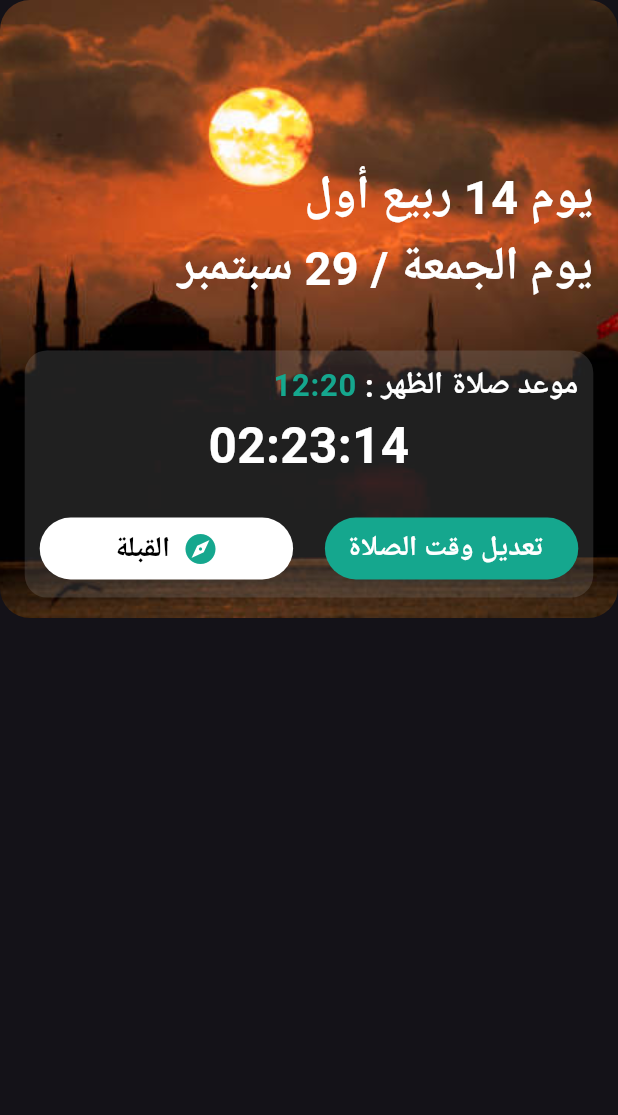
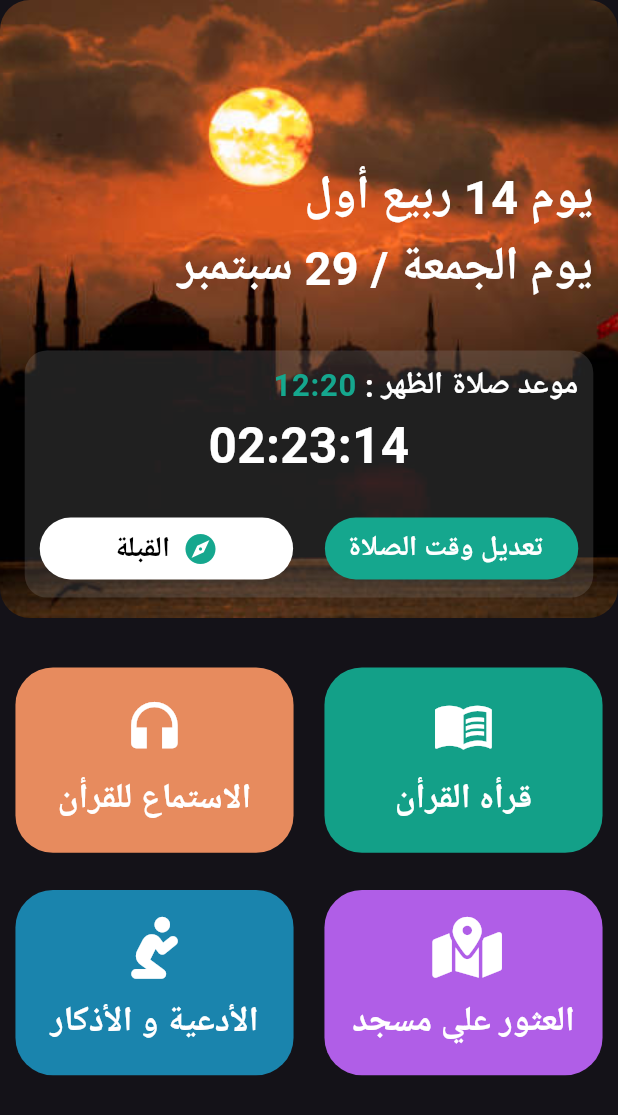
Before and after one commit to islamashraf011/Quran_App, a Flutter app: the screen it shows after launch, on a phone screen of 412 x 824 dp. Shown: the top 1115 px of the screen. Run offline on Flutter 3.47's test engine with Material 3 defaults, Android fonts, the phone set to English and light mode, and no system bars; our stand-ins replace font_awesome_flutter.

Commit message:
Create List of Cards and Add it in Home View Body

```diff
--- a/lib/widgets/card_item_body.dart
+++ b/lib/widgets/card_item_body.dart
@@ -17,8 +17,8 @@ class CardItemBody extends StatelessWidget {
     return GestureDetector(
       onTap: onTap,
       child: Container(
-        height: MediaQuery.of(context).size.height * 0.13,
-        width: MediaQuery.of(context).size.width * 0.4,
+        height: MediaQuery.of(context).size.height * 0.15,
+        width: MediaQuery.of(context).size.width * 0.45,
         decoration: BoxDecoration(
           borderRadius: BorderRadius.circular(25),
           color: cardColor,
--- a/lib/widgets/home_view_body.dart
+++ b/lib/widgets/home_view_body.dart
@@ -1,5 +1,6 @@
 import 'package:flutter/material.dart';
 import 'edit_home_view_body.dart';
+import 'list_of_card_item.dart';
 
 class HomeViewBody extends StatelessWidget {
   const HomeViewBody({super.key});
@@ -9,6 +10,7 @@ class HomeViewBody extends StatelessWidget {
     return const Column(
       children: [
         EditHomeViewBody(),
+        ListofCardItem(),
       ],
     );
   }
--- /dev/null
+++ b/lib/widgets/list_of_card_item.dart
@@ -0,0 +1,64 @@
+import 'package:flutter/material.dart';
+import 'package:font_awesome_flutter/font_awesome_flutter.dart';
+import '../constants/constants.dart';
+import 'card_item_body.dart';
+
+class ListofCardItem extends StatelessWidget {
+  const ListofCardItem({super.key});
+
+  @override
+  Widget build(BuildContext context) {
+    return Padding(
+      padding: EdgeInsets.symmetric(
+        vertical: MediaQuery.of(context).size.height * 0.04,
+      ),
+      child: Column(
+        children: [
+          Row(
+            mainAxisAlignment: MainAxisAlignment.center,
+            children: [
+              CardItemBody(
+                icon: Icons.headphones,
+                title: "الاستماع للقرأن",
+                cardColor: kCardColorTwo,
+                onTap: () {},
+              ),
+              SizedBox(
+                width: MediaQuery.of(context).size.width * 0.05,
+              ),
+              CardItemBody(
+                icon: Icons.menu_book,
+                title: "قرأه القرأن",
+                cardColor: kCardColorOne,
+                onTap: () {},
+              ),
+            ],
+          ),
+          SizedBox(
+            height: MediaQuery.of(context).size.height * 0.03,
+          ),
+          Row(
+            mainAxisAlignment: MainAxisAlignment.center,
+            children: [
+              CardItemBody(
+                icon: FontAwesomeIcons.personPraying,
+                title: "الأدعية و الأذكار",
+                cardColor: kCardColorThree,
+                onTap: () {},
+              ),
+              SizedBox(
+                width: MediaQuery.of(context).size.width * 0.05,
+              ),
+              CardItemBody(
+                icon: FontAwesomeIcons.mapLocationDot,
+                title: "العثور علي مسجد",
+                cardColor: kCardColorFour,
+                onTap: () {},
+              ),
+            ],
+          ),
+        ],
+      ),
+    );
+  }
+}
--- a/pubspec.yaml
+++ b/pubspec.yaml
@@ -35,6 +35,7 @@ dependencies:
   # The following adds the Cupertino Icons font to your application.
   # Use with the CupertinoIcons class for iOS style icons.
   cupertino_icons: ^1.0.2
+  font_awesome_flutter: ^10.6.0
 
 dev_dependencies:
   flutter_test:
```
Also changed, not shown: pubspec.lock.
